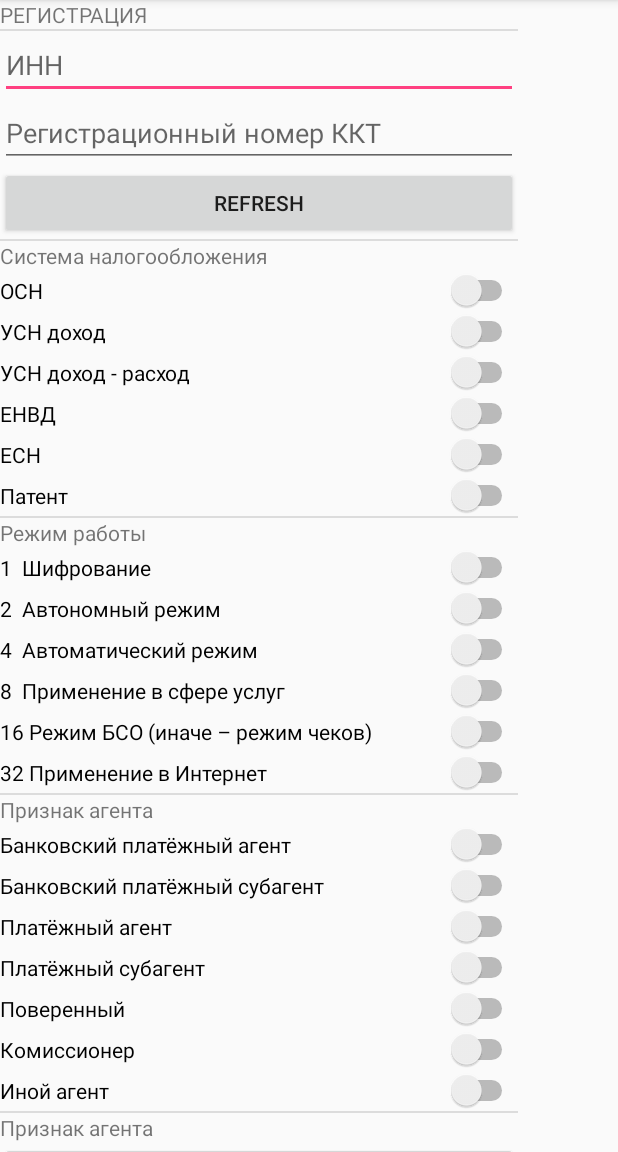
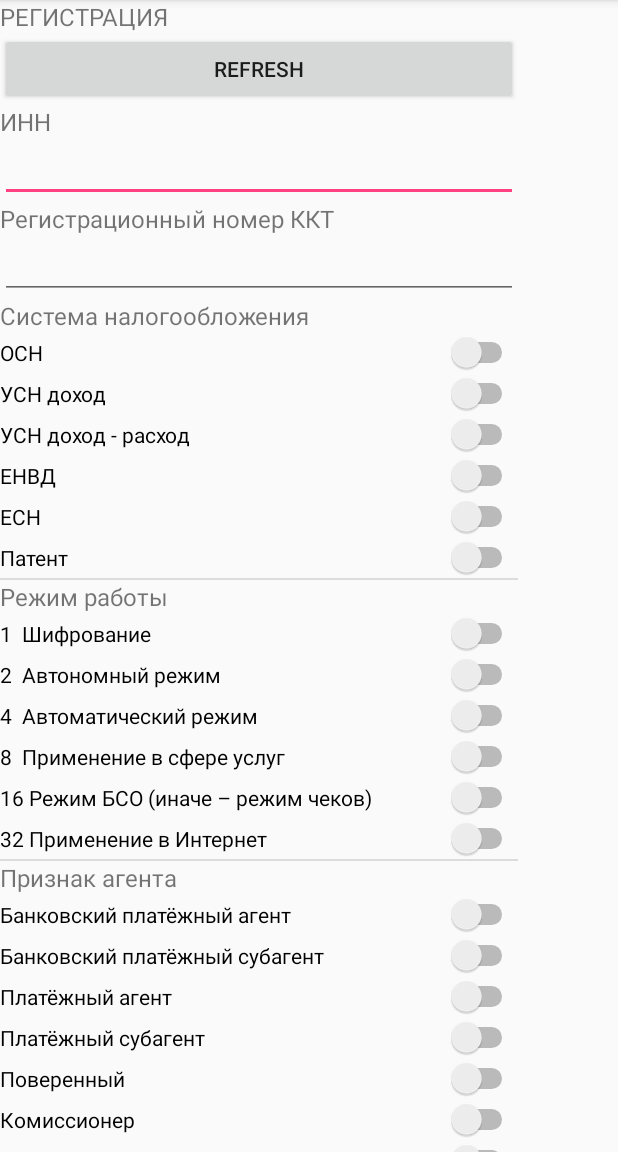
Before and after one commit to va13ak/TestDynamicSwitches, an Android app: the screen it shows after launch (MainActivity), on a phone screen of 412 x 824 dp, the part 84-1236 px from its top. Run offline under Robolectric (Android 15) with nearby library versions, the phone set to English and light mode, and no system bars.

Commit message:
draw edit text field dynamically cashier field added

```diff
--- a/app/src/main/java/com/smartlab/testdynamicswitches/MainActivity.java
+++ b/app/src/main/java/com/smartlab/testdynamicswitches/MainActivity.java
@@ -2,10 +2,12 @@ package com.smartlab.testdynamicswitches;
 
 import android.os.Bundle;
 import android.support.v7.app.AppCompatActivity;
+import android.text.InputType;
 import android.view.ContextThemeWrapper;
 import android.view.View;
 import android.view.ViewGroup;
 import android.widget.Button;
+import android.widget.EditText;
 import android.widget.LinearLayout;
 import android.widget.Switch;
 import android.widget.TextView;
@@ -16,26 +18,22 @@ import java.util.HashMap;
 public class MainActivity extends AppCompatActivity implements View.OnClickListener{
     private HashMap<Enum<?>, Switch> switches = new HashMap<>();
     private HashMap<View, String> buttons = new HashMap<>();
+    private HashMap<String, EditText> inputFields = new HashMap<>();
 
     int agentTagValue = 0;
     int taxCodeValue = 0;
     int operatingModeValue = 0;
 
-    Button btnRefresh;
-    Button btnRegistration;
-    Button btnReRegistration;
-    Button btnArchiveClosure;
     LinearLayout llMain;
-    View firstDivider;
 
     private void registration() {
         taxCodeValue = getSwitchesValue(FiscalCoreEnums.TaxCode.values());
         operatingModeValue = getSwitchesValue(FiscalCoreEnums.OperatingMode.values());
         agentTagValue = getSwitchesValue(FiscalCoreEnums.AgentTag.values());
 
-        String cashierCodeName = "Кассир 1";
-        String regNumber = ((TextView)findViewById(R.id.etRegNumber)).getText().toString();
-        String INN = ((TextView)findViewById(R.id.etINN)).getText().toString();
+        String cashierCodeName = inputFields.get("etCashier").getText().toString();
+        String regNumber = inputFields.get("etRegNum").getText().toString();
+        String INN = inputFields.get("etINN").getText().toString();
 
         StringBuilder sb = new StringBuilder();
         sb.append(getResources().getString(R.string.btnRegistration)).append("\n");
@@ -109,8 +107,35 @@ public class MainActivity extends AppCompatActivity implements View.OnClickListe
 
     public void drawTextView(String title, ViewGroup parent) {
         TextView tv = new TextView(this);
+        tv.setTextSize(16);
         tv.setText(title);
         parent.addView(tv);
+    }
+
+    public void drawEditText(String name, int inputType) {
+        drawEditText(name, inputType, llMain);
+    }
+    public void drawEditText(String name, int inputType, String defaultString) {
+        drawEditText(name, inputType, defaultString, llMain);
+    }
+
+    public void drawEditText(String name, int inputType, ViewGroup parent) {
+        drawEditText(name, inputType, "", llMain);
+    }
+
+    public void drawEditText(String name, int inputType, String defaultString, ViewGroup parent) {
+        EditText et = new EditText(this);
+//        int stringByName = getResources().getIdentifier(name, "string", this.getPackageName());
+//        et.setHint(getResources().getString(stringByName));
+        et.setTextSize(16);
+        if (!defaultString.isEmpty()) {
+            et.setText(defaultString);
+        }
+        et.setInputType(inputType);
+
+        inputFields.put(name, et);
+
+        parent.addView(et);
     }
 
     public void drawDivider() {
@@ -146,23 +171,37 @@ public class MainActivity extends AppCompatActivity implements View.OnClickListe
 
         llMain = findViewById(R.id.llMain);
 
+        drawTextView(getResources().getString(R.string.btnRegistration));
+
         drawButton("btnRefresh");
 
-        drawDivider();
+        drawTextView(getResources().getString(R.string.etINN));
+        drawEditText("etINN", InputType.TYPE_NUMBER_FLAG_DECIMAL);
+
+        //drawDivider();
+
+        drawTextView(getResources().getString(R.string.etRegNum));
+        drawEditText("etRegNum", InputType.TYPE_NUMBER_FLAG_DECIMAL);
+
+        //drawDivider();
+
         drawTextView(getResources().getString(R.string.titleTaxCode));
         drawSwitches(FiscalCoreEnums.TaxCode.values(), taxCodeValue);
 
         drawDivider();
+
         drawTextView(getResources().getString(R.string.titleOperatingMode));
         drawSwitches(FiscalCoreEnums.OperatingMode.values(), operatingModeValue);
 
         drawDivider();
+
         drawTextView(getResources().getString(R.string.titleAgentTag));
         drawSwitches(FiscalCoreEnums.AgentTag.values(), agentTagValue);
 
         drawDivider();
-        drawTextView(getResources().getString(R.string.titleAgentTag));
-        drawSwitches(FiscalCoreEnums.AgentTag.values(), agentTagValue);
+
+        drawTextView(getResources().getString(R.string.etCashier));
+        drawEditText("etCashier", InputType.TYPE_NUMBER_FLAG_DECIMAL, "кассир1");
 
         drawButton("btnRegistration");
         drawButton("btnReRegistration");
--- a/app/src/main/res/layout/activity_main.xml
+++ b/app/src/main/res/layout/activity_main.xml
@@ -18,31 +18,6 @@
         tools:layout_editor_absoluteX="0dp"
         tools:layout_editor_absoluteY="0dp">
 
-        <TextView
-            android:id="@+id/tvRegistration"
-            android:layout_width="match_parent"
-            android:layout_height="wrap_content"
-            android:text="@string/btnRegistration" />
-
-        <View style="@style/Divider"
-        android:id="@+id/divider"/>
-
-        <EditText
-            android:id="@+id/etINN"
-            android:layout_width="match_parent"
-            android:layout_height="wrap_content"
-            android:hint="@string/titleINN"
-            android:inputType="number"
-            android:text="" />
-
-        <EditText
-            android:id="@+id/etRegNumber"
-            android:layout_width="match_parent"
-            android:layout_height="wrap_content"
-            android:hint="@string/titleRegNumber"
-            android:inputType="number"
-            android:text="" />
-
     </LinearLayout>
 </ScrollView>
 
--- a/app/src/main/res/values/strings.xml
+++ b/app/src/main/res/values/strings.xml
@@ -4,8 +4,9 @@
     <string name="btnRegistration">РЕГИСТРАЦИЯ</string>
     <string name="btnReRegistration">ПЕРЕРЕГИСТРАЦИЯ</string>
     <string name="btnArchiveClosure">ЗАКРЫТИЕ АРХИВА</string>
-    <string name="titleINN">ИНН</string>
-    <string name="titleRegNumber">Регистрационный номер ККТ</string>
+    <string name="etINN">ИНН</string>
+    <string name="etRegNum">Регистрационный номер ККТ</string>
+    <string name="etCashier">Имя и номер кассира</string>
     <string name="titleAgentTag">Признак агента</string>
     <string name="titleTaxCode">Система налогообложения</string>
     <string name="titleOperatingMode">Режим работы</string>
```
